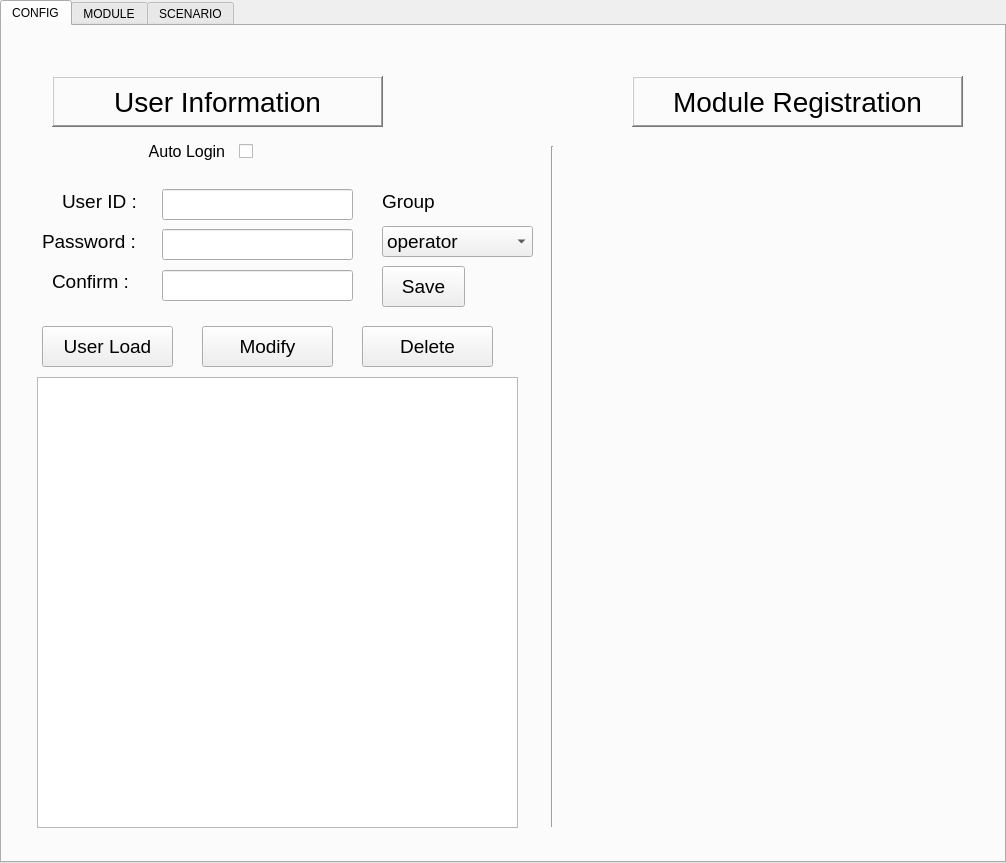
Above: siteApps/CDMSTester/CDMSTesterApp/project/Setup.ui from Sangil-Lee/Work before the change. Below: the same form after it.
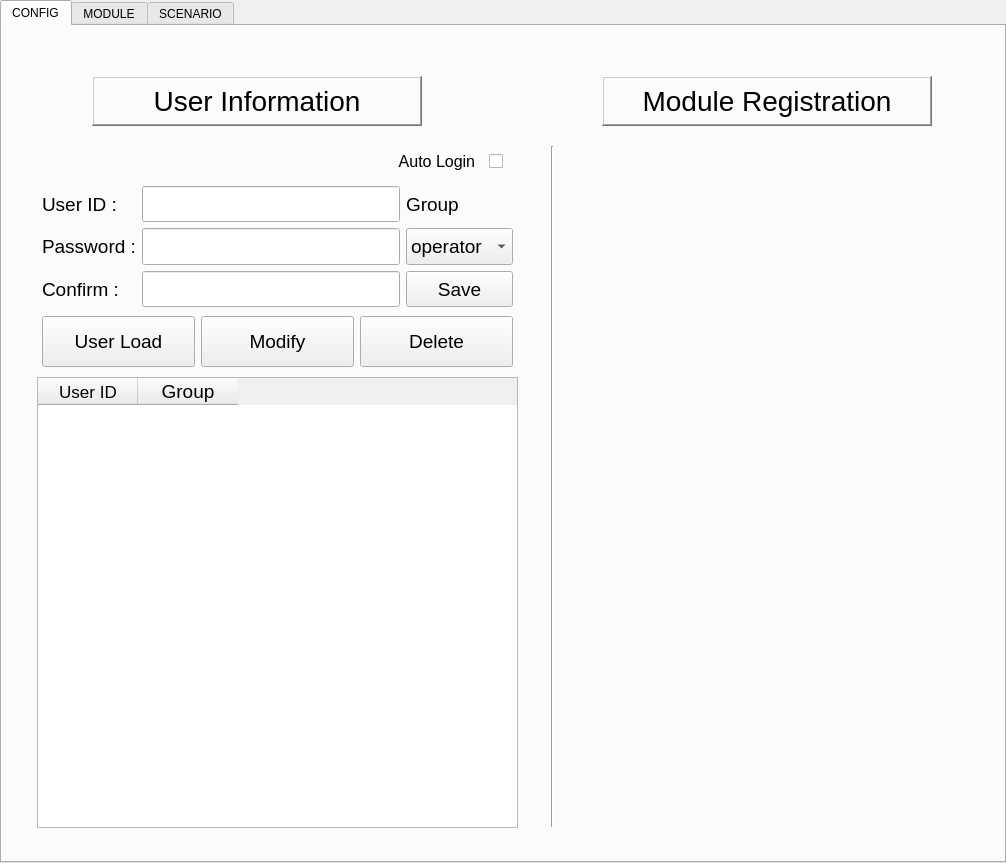
That is the form after the change.

Commit message: Add Layout in disigner

```diff
--- a/siteApps/CDMSTester/CDMSTesterApp/project/Setup.ui
+++ b/siteApps/CDMSTester/CDMSTesterApp/project/Setup.ui
@@ -23,10 +23,10 @@
    <widget class="QLabel" name="label">
     <property name="geometry">
      <rect>
-      <x>50</x>
+      <x>90</x>
       <y>50</y>
-      <width>331</width>
-      <height>51</height>
+      <width>330</width>
+      <height>50</height>
      </rect>
     </property>
     <property name="font">
@@ -69,10 +69,10 @@
    <widget class="QLabel" name="label_4">
     <property name="geometry">
      <rect>
-      <x>630</x>
+      <x>600</x>
       <y>50</y>
-      <width>331</width>
-      <height>51</height>
+      <width>330</width>
+      <height>50</height>
      </rect>
     </property>
     <property name="font">
@@ -100,10 +100,13 @@
     </property>
    </widget>
    <widget class="QCheckBox" name="autocheck">
+    <property name="enabled">
+     <bool>true</bool>
+    </property>
     <property name="geometry">
      <rect>
-      <x>100</x>
-      <y>110</y>
+      <x>350</x>
+      <y>120</y>
       <width>151</width>
       <height>31</height>
      </rect>
@@ -147,33 +150,129 @@
       <height>451</height>
      </rect>
     </property>
+    <property name="sizePolicy">
+     <sizepolicy hsizetype="Fixed" vsizetype="Fixed">
+      <horstretch>0</horstretch>
+      <verstretch>0</verstretch>
+     </sizepolicy>
+    </property>
+    <property name="font">
+     <font>
+      <pointsize>13</pointsize>
+     </font>
+    </property>
+    <column>
+     <property name="text">
+      <string>User ID</string>
+     </property>
+     <property name="font">
+      <font>
+       <pointsize>13</pointsize>
+      </font>
+     </property>
+     <property name="textAlignment">
+      <set>AlignCenter</set>
+     </property>
+    </column>
+    <column>
+     <property name="text">
+      <string>Group</string>
+     </property>
+     <property name="font">
+      <font>
+       <pointsize>14</pointsize>
+      </font>
+     </property>
+     <property name="textAlignment">
+      <set>AlignCenter</set>
+     </property>
+    </column>
    </widget>
-   <widget class="QPushButton" name="usersave">
+   <widget class="QWidget" name="horizontalLayoutWidget">
     <property name="geometry">
      <rect>
-      <x>380</x>
-      <y>240</y>
-      <width>83</width>
-      <height>41</height>
+      <x>40</x>
+      <y>290</y>
+      <width>471</width>
+      <height>51</height>
      </rect>
     </property>
+    <layout class="QHBoxLayout" name="horizontalLayout">
+     <item>
+      <widget class="QPushButton" name="userload">
+       <property name="sizePolicy">
+        <sizepolicy hsizetype="Minimum" vsizetype="Expanding">
+         <horstretch>0</horstretch>
+         <verstretch>0</verstretch>
+        </sizepolicy>
+       </property>
     <property name="font">
      <font>
       <pointsize>14</pointsize>
      </font>
     </property>
     <property name="text">
-     <string>Save</string>
-    </property>
-   </widget>
+        <string>User Load</string>
+       </property>
+      </widget>
+     </item>
+     <item>
+      <widget class="QPushButton" name="usermodify">
+       <property name="sizePolicy">
+        <sizepolicy hsizetype="Minimum" vsizetype="Expanding">
+         <horstretch>0</horstretch>
+         <verstretch>0</verstretch>
+        </sizepolicy>
+       </property>
+       <property name="font">
+        <font>
+         <pointsize>14</pointsize>
+        </font>
+       </property>
+       <property name="text">
+        <string>Modify</string>
+       </property>
+      </widget>
+     </item>
+     <item>
+      <widget class="QPushButton" name="userdelete">
+       <property name="sizePolicy">
+        <sizepolicy hsizetype="Minimum" vsizetype="Expanding">
+         <horstretch>0</horstretch>
+         <verstretch>0</verstretch>
+        </sizepolicy>
+       </property>
+       <property name="font">
+        <font>
+         <pointsize>14</pointsize>
+        </font>
+       </property>
+       <property name="text">
+        <string>Delete</string>
+       </property>
+      </widget>
+     </item>
+    </layout>
+   </widget>
+   <widget class="QWidget" name="horizontalLayoutWidget_2">
+    <property name="geometry">
+     <rect>
+      <x>40</x>
+      <y>160</y>
+      <width>471</width>
+      <height>121</height>
+     </rect>
+    </property>
+    <layout class="QHBoxLayout" name="horizontalLayout_2">
+     <item>
+      <layout class="QVBoxLayout" name="verticalLayout">
+       <item>
    <widget class="QLabel" name="label_15">
-    <property name="geometry">
-     <rect>
-      <x>60</x>
-      <y>160</y>
-      <width>81</width>
-      <height>31</height>
-     </rect>
+         <property name="sizePolicy">
+          <sizepolicy hsizetype="Preferred" vsizetype="Expanding">
+           <horstretch>0</horstretch>
+           <verstretch>0</verstretch>
+          </sizepolicy>
     </property>
     <property name="font">
      <font>
@@ -184,14 +283,14 @@
      <string>User ID :</string>
     </property>
    </widget>
+       </item>
+       <item>
    <widget class="QLabel" name="label_16">
-    <property name="geometry">
-     <rect>
-      <x>40</x>
-      <y>200</y>
-      <width>111</width>
-      <height>31</height>
-     </rect>
+         <property name="sizePolicy">
+          <sizepolicy hsizetype="Preferred" vsizetype="Expanding">
+           <horstretch>0</horstretch>
+           <verstretch>0</verstretch>
+          </sizepolicy>
     </property>
     <property name="font">
      <font>
@@ -202,14 +301,14 @@
      <string>Password :</string>
     </property>
    </widget>
+       </item>
+       <item>
    <widget class="QLabel" name="label_17">
-    <property name="geometry">
-     <rect>
-      <x>50</x>
-      <y>240</y>
-      <width>111</width>
-      <height>31</height>
-     </rect>
+         <property name="sizePolicy">
+          <sizepolicy hsizetype="Preferred" vsizetype="Expanding">
+           <horstretch>0</horstretch>
+           <verstretch>0</verstretch>
+          </sizepolicy>
     </property>
     <property name="font">
      <font>
@@ -220,50 +319,58 @@
      <string>Confirm :</string>
     </property>
    </widget>
+       </item>
+      </layout>
+     </item>
+     <item>
+      <layout class="QVBoxLayout" name="verticalLayout_2">
+       <item>
    <widget class="QLineEdit" name="userid">
-    <property name="geometry">
-     <rect>
-      <x>160</x>
-      <y>163</y>
-      <width>191</width>
-      <height>31</height>
-     </rect>
-    </property>
-   </widget>
+         <property name="sizePolicy">
+          <sizepolicy hsizetype="Expanding" vsizetype="Expanding">
+           <horstretch>0</horstretch>
+           <verstretch>0</verstretch>
+          </sizepolicy>
+         </property>
+        </widget>
+       </item>
+       <item>
    <widget class="QLineEdit" name="passwd">
-    <property name="geometry">
-     <rect>
-      <x>160</x>
-      <y>203</y>
-      <width>191</width>
-      <height>31</height>
-     </rect>
+         <property name="sizePolicy">
+          <sizepolicy hsizetype="Expanding" vsizetype="Expanding">
+           <horstretch>0</horstretch>
+           <verstretch>0</verstretch>
+          </sizepolicy>
     </property>
     <property name="echoMode">
      <enum>QLineEdit::Password</enum>
     </property>
    </widget>
+       </item>
+       <item>
    <widget class="QLineEdit" name="passwdconfirm">
-    <property name="geometry">
-     <rect>
-      <x>160</x>
-      <y>244</y>
-      <width>191</width>
-      <height>31</height>
-     </rect>
+         <property name="sizePolicy">
+          <sizepolicy hsizetype="Expanding" vsizetype="Expanding">
+           <horstretch>0</horstretch>
+           <verstretch>0</verstretch>
+          </sizepolicy>
     </property>
     <property name="echoMode">
      <enum>QLineEdit::Password</enum>
     </property>
    </widget>
-   <widget class="QPushButton" name="userload">
-    <property name="geometry">
-     <rect>
-      <x>40</x>
-      <y>300</y>
-      <width>131</width>
-      <height>41</height>
-     </rect>
+       </item>
+      </layout>
+     </item>
+     <item>
+      <layout class="QVBoxLayout" name="verticalLayout_3">
+       <item>
+        <widget class="QLabel" name="label_18">
+         <property name="sizePolicy">
+          <sizepolicy hsizetype="Preferred" vsizetype="Expanding">
+           <horstretch>0</horstretch>
+           <verstretch>0</verstretch>
+          </sizepolicy>
     </property>
     <property name="font">
      <font>
@@ -271,53 +378,17 @@
      </font>
     </property>
     <property name="text">
-     <string>User Load</string>
-    </property>
-   </widget>
-   <widget class="QPushButton" name="usermodify">
-    <property name="geometry">
-     <rect>
-      <x>200</x>
-      <y>300</y>
-      <width>131</width>
-      <height>41</height>
-     </rect>
-    </property>
-    <property name="font">
-     <font>
-      <pointsize>14</pointsize>
-     </font>
-    </property>
-    <property name="text">
-     <string>Modify</string>
-    </property>
-   </widget>
-   <widget class="QPushButton" name="userdelete">
-    <property name="geometry">
-     <rect>
-      <x>360</x>
-      <y>300</y>
-      <width>131</width>
-      <height>41</height>
-     </rect>
-    </property>
-    <property name="font">
-     <font>
-      <pointsize>14</pointsize>
-     </font>
-    </property>
-    <property name="text">
-     <string>Delete</string>
-    </property>
-   </widget>
+          <string>Group</string>
+         </property>
+        </widget>
+       </item>
+       <item>
    <widget class="QComboBox" name="grpcombo">
-    <property name="geometry">
-     <rect>
-      <x>380</x>
-      <y>200</y>
-      <width>151</width>
-      <height>31</height>
-     </rect>
+         <property name="sizePolicy">
+          <sizepolicy hsizetype="Preferred" vsizetype="Expanding">
+           <horstretch>0</horstretch>
+           <verstretch>0</verstretch>
+          </sizepolicy>
     </property>
     <property name="font">
      <font>
@@ -340,14 +411,14 @@
      </property>
     </item>
    </widget>
-   <widget class="QLabel" name="label_18">
-    <property name="geometry">
-     <rect>
-      <x>380</x>
-      <y>160</y>
-      <width>81</width>
-      <height>31</height>
-     </rect>
+       </item>
+       <item>
+        <widget class="QPushButton" name="usersave">
+         <property name="sizePolicy">
+          <sizepolicy hsizetype="Minimum" vsizetype="Expanding">
+           <horstretch>0</horstretch>
+           <verstretch>0</verstretch>
+          </sizepolicy>
     </property>
     <property name="font">
      <font>
@@ -355,8 +426,13 @@
      </font>
     </property>
     <property name="text">
-     <string>Group</string>
-    </property>
+          <string>Save</string>
+         </property>
+        </widget>
+       </item>
+      </layout>
+     </item>
+    </layout>
    </widget>
   </widget>
   <widget class="QWidget" name="module_tab">
```
Left out of the diff: 72 changed lines with no effect on the pictures. Lines whose indentation alone changed are shown as unchanged. The commit also changes 4 other files.
